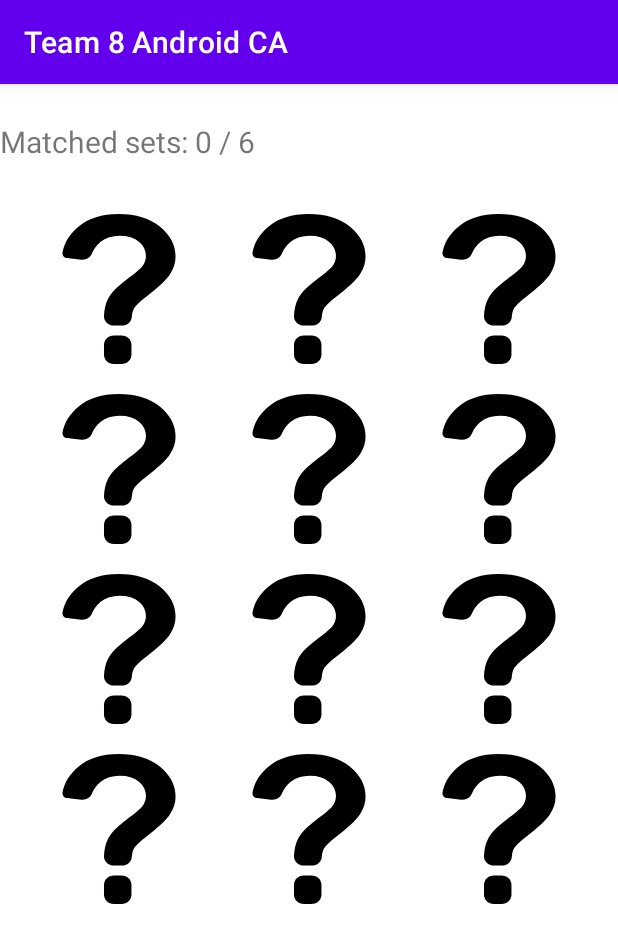
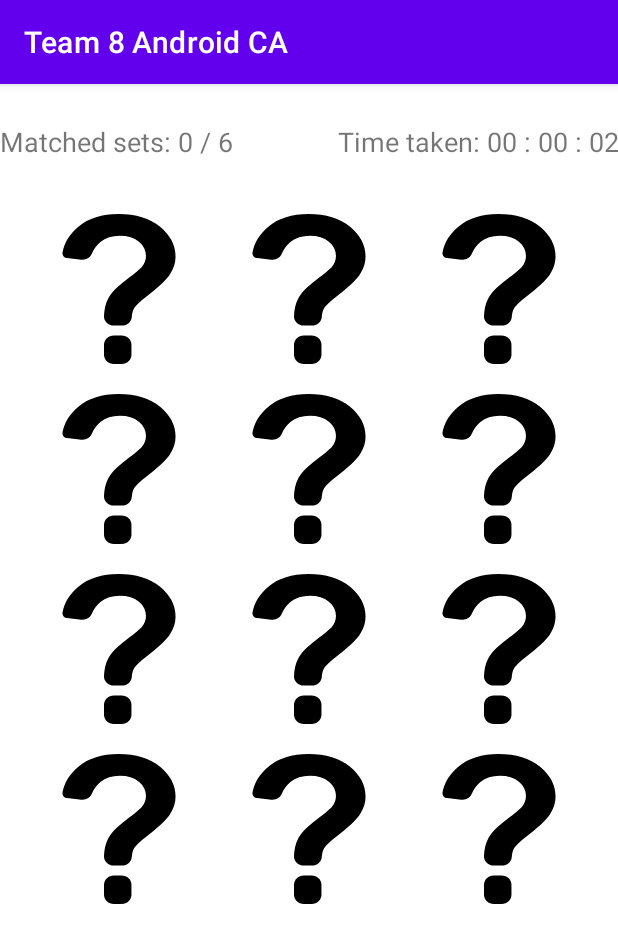
Before and after one commit to sink257/team8_android_ca, an Android app: the GameActivity screen opened directly, with no data from a screen before it, on a phone screen of 412 x 824 dp. Shown: the top 943 px of the screen. Run offline under Robolectric (Android 15) with nearby library versions, the phone set to English and light mode, and no system bars.

Commit message:
Editted layout and orientation

```diff
--- a/app/src/main/java/eg/edu/iss/team8androidca/GameActivity.java
+++ b/app/src/main/java/eg/edu/iss/team8androidca/GameActivity.java
@@ -2,18 +2,26 @@ package eg.edu.iss.team8androidca;
 
 import android.content.Intent;
 import android.content.res.Configuration;
+import android.media.MediaPlayer;
+import android.os.Build;
 import android.os.Bundle;
 import android.os.Handler;
+import android.os.SystemClock;
 import android.view.View;
 import android.widget.GridLayout;
 import android.widget.RelativeLayout;
 import android.widget.TableLayout;
 import android.widget.TextView;
 
+import androidx.annotation.RequiresApi;
 import androidx.appcompat.app.AlertDialog;
 import androidx.appcompat.app.AppCompatActivity;
 
+import java.time.Duration;
+import java.time.Instant;
 import java.util.Random;
+import java.util.Timer;
+import java.util.TimerTask;
 
 public class GameActivity extends AppCompatActivity implements View.OnClickListener {
 
@@ -22,12 +30,17 @@ public class GameActivity extends AppCompatActivity implements View.OnClickListe
     private int[] buttonGraphicLocations;
     private int[] buttonGraphicsId;
     private int matchCount = 0;
+    private TextView timerText;
+    private Timer timer;
+    private TimerTask timerTask;
+    private Double time = 0.0;
 
     private MemoryButton selectedButton1;
     private MemoryButton selectedButton2;
 
     public boolean isBusy = false;
 
+    @RequiresApi(api = Build.VERSION_CODES.O)
     @Override
     protected void onCreate(Bundle savedInstanceState) {
         super.onCreate(savedInstanceState);
@@ -35,17 +48,13 @@ public class GameActivity extends AppCompatActivity implements View.OnClickListe
 
         GridLayout gridLayout = (GridLayout) findViewById(R.id.grid_layout_activity2);
 
-
         int numColumns = 0;
         int numRows = 0;
-        if (getResources().getConfiguration().orientation == Configuration.ORIENTATION_PORTRAIT)
-        {
+        if (getResources().getConfiguration().orientation == Configuration.ORIENTATION_PORTRAIT) {
             numColumns = 3;
             numRows = 4;
 
-        }
-        else if (getResources().getConfiguration().orientation == Configuration.ORIENTATION_LANDSCAPE)
-        {
+        } else if (getResources().getConfiguration().orientation == Configuration.ORIENTATION_LANDSCAPE) {
             numColumns = 6;
             numRows = 2;
         }
@@ -54,9 +63,16 @@ public class GameActivity extends AppCompatActivity implements View.OnClickListe
 
         gridLayout.setColumnCount(numColumns);
         gridLayout.setRowCount(numRows);
+
+        timerText = (TextView) findViewById(R.id.timer);
+
         TextView textview = findViewById(R.id.score);
-        String score = "Matched sets: "+String.valueOf(matchCount)+" / "+String.valueOf(numberOfElements/2);
+        String score = "Matched sets: " + String.valueOf(matchCount) + " / " + String.valueOf(numberOfElements / 2);
         textview.setText(score);
+        timer = new Timer();
+        startTime();
+
+
 
         buttons = new MemoryButton[numberOfElements];
 
@@ -84,6 +100,7 @@ public class GameActivity extends AppCompatActivity implements View.OnClickListe
         }
     }
 
+    @RequiresApi(api = Build.VERSION_CODES.O)
     @Override
     public void onClick(View view) {
 
@@ -118,15 +135,20 @@ public class GameActivity extends AppCompatActivity implements View.OnClickListe
             selectedButton1 = null;
 
             matchCount++;
+            final MediaPlayer correctSound = MediaPlayer.create(this, R.raw.correct);
+            correctSound.start();
 
             TextView textview = findViewById(R.id.score);
-            String score = "Matched sets: "+String.valueOf(matchCount)+" / "+String.valueOf(numberOfElements/2);
+            String score = "Matched sets: " + String.valueOf(matchCount) + " / " + String.valueOf(numberOfElements / 2);
             textview.setText(score);
 
-            if(matchCount==numberOfElements/2){
+            if (matchCount == numberOfElements / 2) {
                 AlertDialog.Builder alertDialogBuilder = new AlertDialog.Builder(GameActivity.this);
+                timerTask.cancel();
+
+                String time = getTimerText();
                 alertDialogBuilder
-                        .setMessage("GAME OVER!\n" + "YOU WIN!\n" + "Your Timing: \n" + "Fastest Timing: \n")
+                        .setMessage("GAME OVER!\n" + "YOU WIN!\n" + "Your Timing: " + time + " seconds" + "\n" + "Fastest Timing:\n")
                         .setCancelable(false)
                         .setPositiveButton("Play Again", (dialog, which) -> {
                             Intent intent = new Intent(getApplicationContext(), MainActivity.class);
@@ -138,12 +160,13 @@ public class GameActivity extends AppCompatActivity implements View.OnClickListe
                 alertDialog.show();
             }
 
-
             return;
 
         } else {
             selectedButton2 = button;
             selectedButton2.flip();
+            final MediaPlayer wrongSound = MediaPlayer.create(this, R.raw.wrong);
+            wrongSound.start();
             isBusy = true;
 
             final Handler handler = new Handler();
@@ -153,8 +176,8 @@ public class GameActivity extends AppCompatActivity implements View.OnClickListe
                     selectedButton2.flip();
                     selectedButton1.flip();
 
-                    selectedButton1=null;
-                    selectedButton2= null;
+                    selectedButton1 = null;
+                    selectedButton2 = null;
                     isBusy = false;
                 }
             }, 500);
@@ -175,8 +198,42 @@ public class GameActivity extends AppCompatActivity implements View.OnClickListe
         }
     }
 
-    public void finish(){
+    public void finish() {
         super.finish();
         overridePendingTransition(R.anim.slide_in_left, R.anim.slide_out_right);
     }
+
+
+    private void startTime() {
+        timerTask = new TimerTask() {
+            @Override
+            public void run() {
+                runOnUiThread(new Runnable() {
+                    @Override
+                    public void run() {
+                        time++;
+                        String timerString = "Time taken: " + getTimerText();
+                        timerText.setText(timerString);
+                    }
+                });
+            }
+        };
+        timer.scheduleAtFixedRate(timerTask, 0, 1000);
+    }
+
+    private String getTimerText() {
+        int rounded = (int) Math.round(time);
+
+        int seconds = (rounded % 86400) % 3600 % 60;
+        int minutes = ((rounded % 86400) % 3600) / 60;
+        int hours = ((rounded % 86400) / 3600);
+
+        return formatTime(seconds, minutes, hours);
+    }
+
+    private String formatTime(int seconds, int minutes, int hours) {
+        return String.format("%02d", hours) + " : " + String.format("%02d", minutes) + " : " + String.format("%02d", seconds);
+    }
+
+
 }
--- a/app/src/main/res/layout/activity_game.xml
+++ b/app/src/main/res/layout/activity_game.xml
@@ -14,17 +14,20 @@
         android:layout_weight="1">
 
         <TextView
-            android:layout_width="match_parent"
+            android:layout_width="0dp"
+            android:layout_weight="1"
             android:layout_height="match_parent"
             android:gravity="center_vertical|left"
-            android:textSize = "20sp"
+            android:textSize = "18sp"
             android:id="@+id/score"/>
 
         <TextView
-            android:layout_width="match_parent"
+            android:layout_width="0dp"
+            android:layout_weight="1"
             android:layout_height="match_parent"
             android:gravity="center_vertical|right"
-            android:textSize = "20sp"
+            android:text="Time taken: 00:00:00"
+            android:textSize = "18sp"
             android:id="@+id/timer"/>
 
     </LinearLayout>
```
Also changed, not shown: app/src/main/java/eg/edu/iss/team8androidca/CountUpTimer.java (deleted, +0 -26 lines), 2 other files.
